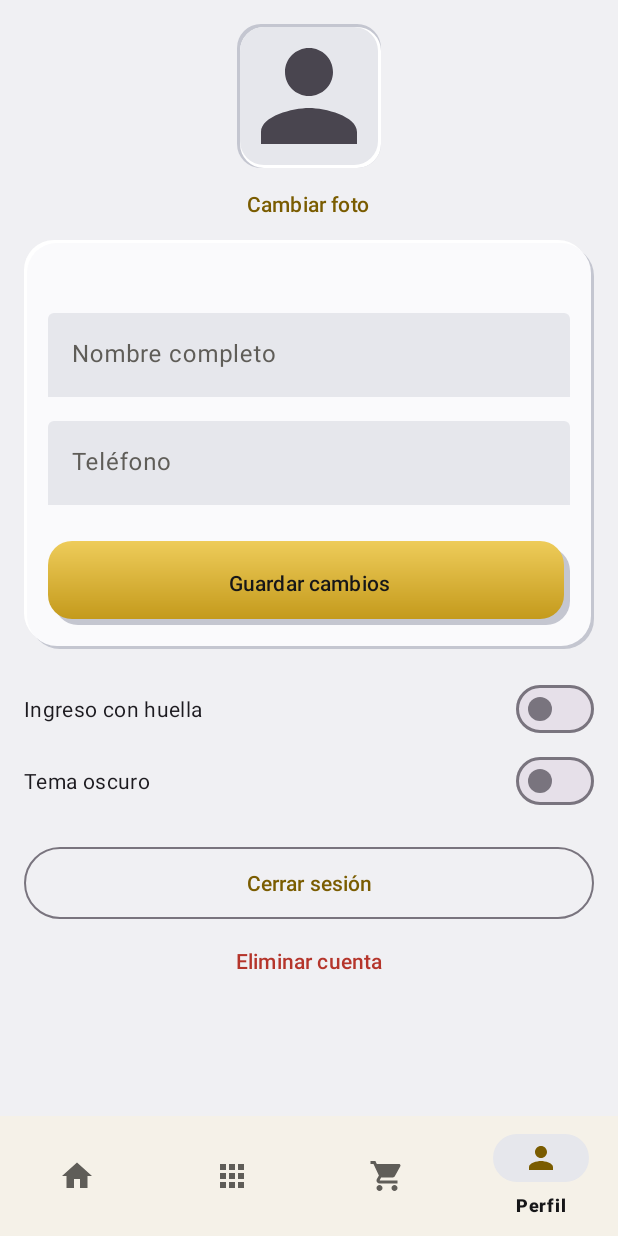
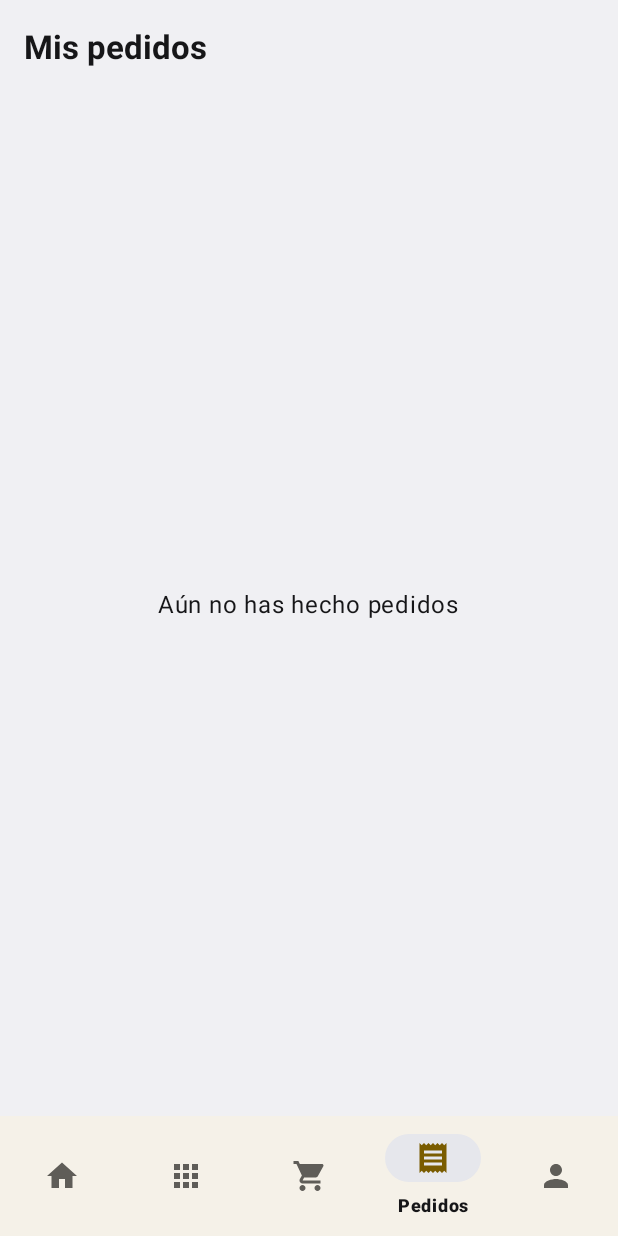
Before and after one commit to NicolasAMontanez98/CasaLista, an Android app: the BuyerActivity screen opened directly, with no data from a screen before it, item 4 of the bottom bar chosen, on a phone screen of 412 x 824 dp. Run offline under Robolectric (Android 15) with nearby library versions, the phone set to English and light mode, and no system bars; our stand-ins replace Firebase (no records; nobody signed in at launch, a user with empty details on screens opened directly), navigation-ui.

Commit message:
Add cart and orders in Firestore with purchase history

```diff
--- /dev/null
+++ b/app/src/main/java/com/example/casalista/data/CartRepository.kt
@@ -0,0 +1,17 @@
+package com.example.casalista.data
+
+import com.google.firebase.firestore.FirebaseFirestore
+import kotlinx.coroutines.tasks.await
+
+object CartRepository {
+    private val carts = FirebaseFirestore.getInstance().collection("carts")
+
+    suspend fun save(uid: String) {
+        carts.document(uid).set(mapOf("items" to Cart.quantities)).await()
+    }
+
+    suspend fun load(uid: String) {
+        val saved = carts.document(uid).get().await().get("items") as? Map<*, *>
+        Cart.restore(saved.orEmpty().entries.associate { it.key.toString() to (it.value as? Number ?: 1).toInt() })
+    }
+}
--- a/app/src/main/java/com/example/casalista/data/Datos.kt
+++ b/app/src/main/java/com/example/casalista/data/Datos.kt
@@ -1,4 +1,6 @@
 package com.example.casalista.data
+
+import java.util.Calendar
 
 enum class Role(val label: String) {
     BUYER("Comprador"),
@@ -66,59 +68,50 @@ enum class OrderStatus(val label: String) {
 }
 
 data class SaleOrder(
-    val id: Int,
+    val id: String,
     val code: String,
+    val buyerUid: String,
     val buyer: String,
+    val houseId: String,
     val houseName: String,
     val quantity: Int,
     val total: Long,
     val address: String,
     val status: OrderStatus,
+    val createdAt: Long,
 )
 
 object Datos {
     val houses = mutableListOf<House>()
 
-    val monthlySales = listOf(
-        "Jun" to 210_000_000L,
-        "Jul" to 340_000_000L,
-        "Ago" to 280_000_000L,
-        "Sep" to 450_000_000L,
-        "Oct" to 390_000_000L,
-        "Nov" to 520_000_000L,
-    )
+    private val monthNames = listOf("Ene", "Feb", "Mar", "Abr", "May", "Jun", "Jul", "Ago", "Sep", "Oct", "Nov", "Dic")
 
-    val orders = mutableListOf(
-        SaleOrder(1, "CL-10231", "Ana Compradora", "Casa Aurora", 1, 68_000_000, "Lote 12, vereda La Mesa", OrderStatus.PENDING),
-        SaleOrder(2, "CL-10232", "Carlos Rojas", "Casa Brisa", 1, 89_000_000, "Calle 8 #4-20, Chía", OrderStatus.PENDING),
-        SaleOrder(3, "CL-10233", "Laura Gómez", "Casa Cumbre", 1, 120_000_000, "Finca El Roble, Villeta", OrderStatus.IN_PROGRESS),
-        SaleOrder(4, "CL-10234", "Mateo Pardo", "Casa Fénix", 2, 104_000_000, "Lote 3, Tabio", OrderStatus.IN_PROGRESS),
-        SaleOrder(5, "CL-10235", "Sofía Díaz", "Casa Eucalipto", 1, 178_000_000, "Km 5 vía Subachoque", OrderStatus.SHIPPED),
-        SaleOrder(6, "CL-10236", "Julián Mora", "Casa Guadua", 1, 95_000_000, "Vereda San José, Silvania", OrderStatus.DELIVERED),
-        SaleOrder(7, "CL-10237", "Valentina Ruiz", "Casa Isla", 1, 74_000_000, "Lote 7, Sopó", OrderStatus.DELIVERED),
-        SaleOrder(8, "CL-10238", "Andrés Vega", "Casa Dalia", 1, 142_000_000, "Calle 15 #9-33, Zipaquirá", OrderStatus.CANCELLED),
-    )
+    val orders = mutableListOf<SaleOrder>()
+
+    fun monthlySales(months: Int, now: Long = System.currentTimeMillis()): List<Pair<String, Long>> {
+        val cal = Calendar.getInstance().apply { timeInMillis = now; set(Calendar.DAY_OF_MONTH, 1) }
+        cal.add(Calendar.MONTH, -(months - 1))
+        return List(months) {
+            val month = cal.get(Calendar.MONTH)
+            val year = cal.get(Calendar.YEAR)
+            val total = orders.filter { order ->
+                val date = Calendar.getInstance().apply { timeInMillis = order.createdAt }
+                order.status != OrderStatus.CANCELLED &&
+                    date.get(Calendar.MONTH) == month && date.get(Calendar.YEAR) == year
+            }.sumOf { it.total }
+            cal.add(Calendar.MONTH, 1)
+            monthNames[month] to total
+        }
+    }
 
     fun updateOrder(order: SaleOrder) {
         val index = orders.indexOfFirst { it.id == order.id }
         if (index >= 0) orders[index] = order
     }
 
-    fun placeOrders(code: String, buyer: String, address: String) {
-        Cart.items.forEach { item ->
-            val id = (orders.maxOfOrNull { it.id } ?: 0) + 1
-            orders.add(
-                SaleOrder(
-                    id, code, buyer, item.house.name, item.quantity,
-                    item.house.price * item.quantity, address, OrderStatus.PENDING,
-                ),
-            )
-        }
-    }
-
     fun salesBySystem(): List<Pair<String, Long>> = orders
         .filter { it.status != OrderStatus.CANCELLED }
-        .groupBy { order -> houses.find { it.name == order.houseName }?.system ?: "Otro" }
+        .groupBy { order -> houses.find { it.id == order.houseId }?.system ?: "Otro" }
         .map { (system, list) -> system to list.sumOf { it.total } }
         .sortedByDescending { it.second }
 
--- a/app/src/main/java/com/example/casalista/ui/buyer/BuyerActivity.kt
+++ b/app/src/main/java/com/example/casalista/ui/buyer/BuyerActivity.kt
@@ -2,10 +2,16 @@ package com.example.casalista.ui.buyer
 
 import android.os.Bundle
 import androidx.appcompat.app.AppCompatActivity
+import androidx.lifecycle.lifecycleScope
 import androidx.navigation.fragment.NavHostFragment
 import androidx.navigation.ui.setupWithNavController
 import com.example.casalista.R
+import com.example.casalista.data.Cart
+import com.example.casalista.data.CartRepository
+import com.example.casalista.data.HouseRepository
 import com.example.casalista.databinding.ActivityBuyerBinding
+import com.google.firebase.auth.FirebaseAuth
+import kotlinx.coroutines.launch
 
 class BuyerActivity : AppCompatActivity() {
 
@@ -18,5 +24,24 @@ class BuyerActivity : AppCompatActivity() {
         binding.bottomNav.setOnItemReselectedListener {
             navHost.navController.popBackStack(it.itemId, false)
         }
+        syncCart()
+    }
+
+    private fun syncCart() {
+        Cart.onChange = null
+        Cart.restore(emptyMap())
+        val uid = FirebaseAuth.getInstance().currentUser?.uid ?: return
+        lifecycleScope.launch {
+            runCatching {
+                HouseRepository.load()
+                CartRepository.load(uid)
+            }
+            Cart.onChange = { lifecycleScope.launch { runCatching { CartRepository.save(uid) } } }
+        }
+    }
+
+    override fun onDestroy() {
+        Cart.onChange = null
+        super.onDestroy()
     }
 }
--- /dev/null
+++ b/app/src/main/java/com/example/casalista/ui/buyer/MyOrdersFragment.kt
@@ -0,0 +1,38 @@
+package com.example.casalista.ui.buyer
+
+import android.os.Bundle
+import android.view.View
+import androidx.core.view.isVisible
+import androidx.fragment.app.Fragment
+import androidx.lifecycle.lifecycleScope
+import com.example.casalista.R
+import com.example.casalista.data.AuthRepository
+import com.example.casalista.data.Datos
+import com.example.casalista.data.OrderRepository
+import com.example.casalista.databinding.FragmentMyOrdersBinding
+import com.example.casalista.ui.common.OrderAdapter
+import com.google.android.material.snackbar.Snackbar
+import com.google.firebase.auth.FirebaseAuth
+import kotlinx.coroutines.CancellationException
+import kotlinx.coroutines.launch
+
+class MyOrdersFragment : Fragment(R.layout.fragment_my_orders) {
+
+    override fun onViewCreated(view: View, savedInstanceState: Bundle?) {
+        val binding = FragmentMyOrdersBinding.bind(view)
+        val adapter = OrderAdapter {}
+        binding.orderList.adapter = adapter
+        val uid = FirebaseAuth.getInstance().currentUser?.uid ?: return
+        viewLifecycleOwner.lifecycleScope.launch {
+            try {
+                OrderRepository.loadMine(uid)
+                adapter.submitList(Datos.orders)
+                binding.emptyText.isVisible = Datos.orders.isEmpty()
+            } catch (e: CancellationException) {
+                throw e
+            } catch (e: Exception) {
+                Snackbar.make(view, AuthRepository.errorMessage(e), Snackbar.LENGTH_SHORT).show()
+            }
+        }
+    }
+}
--- /dev/null
+++ b/app/src/main/res/layout/fragment_my_orders.xml
@@ -0,0 +1,35 @@
+<?xml version="1.0" encoding="utf-8"?>
+<LinearLayout xmlns:android="http://schemas.android.com/apk/res/android"
+    xmlns:app="http://schemas.android.com/apk/res-auto"
+    android:layout_width="match_parent"
+    android:layout_height="match_parent"
+    android:orientation="vertical">
+
+    <TextView
+        android:layout_width="wrap_content"
+        android:layout_height="wrap_content"
+        android:layout_margin="@dimen/space_md"
+        android:text="@string/my_orders_title"
+        android:textAppearance="@style/TextAppearance.CasaLista.Title" />
+
+    <FrameLayout
+        android:layout_width="match_parent"
+        android:layout_height="0dp"
+        android:layout_weight="1">
+
+        <androidx.recyclerview.widget.RecyclerView
+            android:id="@+id/orderList"
+            android:layout_width="match_parent"
+            android:layout_height="match_parent"
+            app:layoutManager="androidx.recyclerview.widget.LinearLayoutManager" />
+
+        <TextView
+            android:id="@+id/emptyText"
+            android:layout_width="wrap_content"
+            android:layout_height="wrap_content"
+            android:layout_gravity="center"
+            android:text="@string/my_orders_empty"
+            android:textAppearance="@style/TextAppearance.CasaLista.Body"
+            android:visibility="gone" />
+    </FrameLayout>
+</LinearLayout>
--- a/app/src/main/res/menu/bottom_nav_buyer.xml
+++ b/app/src/main/res/menu/bottom_nav_buyer.xml
@@ -13,6 +13,10 @@
         android:icon="@drawable/ic_cart"
         android:title="@string/nav_cart" />
     <item
+        android:id="@+id/myOrdersFragment"
+        android:icon="@drawable/ic_orders"
+        android:title="@string/nav_orders" />
+    <item
         android:id="@+id/buyerProfileFragment"
         android:icon="@drawable/ic_profile"
         android:title="@string/nav_profile" />
--- a/app/src/main/res/navigation/nav_buyer.xml
+++ b/app/src/main/res/navigation/nav_buyer.xml
@@ -24,6 +24,10 @@
         android:name="com.example.casalista.ui.buyer.CartFragment" />
 
     <fragment
+        android:id="@+id/myOrdersFragment"
+        android:name="com.example.casalista.ui.buyer.MyOrdersFragment" />
+
+    <fragment
         android:id="@+id/buyerProfileFragment"
         android:name="com.example.casalista.ui.common.ProfileFragment" />
 </navigation>
--- a/app/src/main/res/values/strings.xml
+++ b/app/src/main/res/values/strings.xml
@@ -85,6 +85,9 @@
     <string name="nav_catalog">Catálogo</string>
     <string name="nav_cart">Carrito</string>
     <string name="nav_profile">Perfil</string>
+    <string name="nav_orders">Pedidos</string>
+    <string name="my_orders_title">Mis pedidos</string>
+    <string name="my_orders_empty">Aún no has hecho pedidos</string>
     <string name="seller_products">Mis productos</string>
     <string name="seller_orders">Pedidos recibidos</string>
     <string name="seller_profile">Perfil de vendedor</string>
```
Also changed, not shown: app/src/main/java/com/example/casalista/data/Cart.kt (+21 -12 lines), app/src/main/java/com/example/casalista/data/OrderRepository.kt (added, +64 -0 lines), app/src/main/java/com/example/casalista/ui/admin/DashboardFragment.kt (+13 -6 lines), app/src/main/java/com/example/casalista/ui/admin/SalesReportFragment.kt (+11 -7 lines), app/src/main/java/com/example/casalista/ui/buyer/CheckoutFragment.kt (+26 -10 lines), app/src/main/java/com/example/casalista/ui/seller/OrderDetailFragment.kt (+27 -10 lines), app/src/main/java/com/example/casalista/ui/seller/OrdersHistoryFragment.kt (+17 -2 lines), 2 other files.
